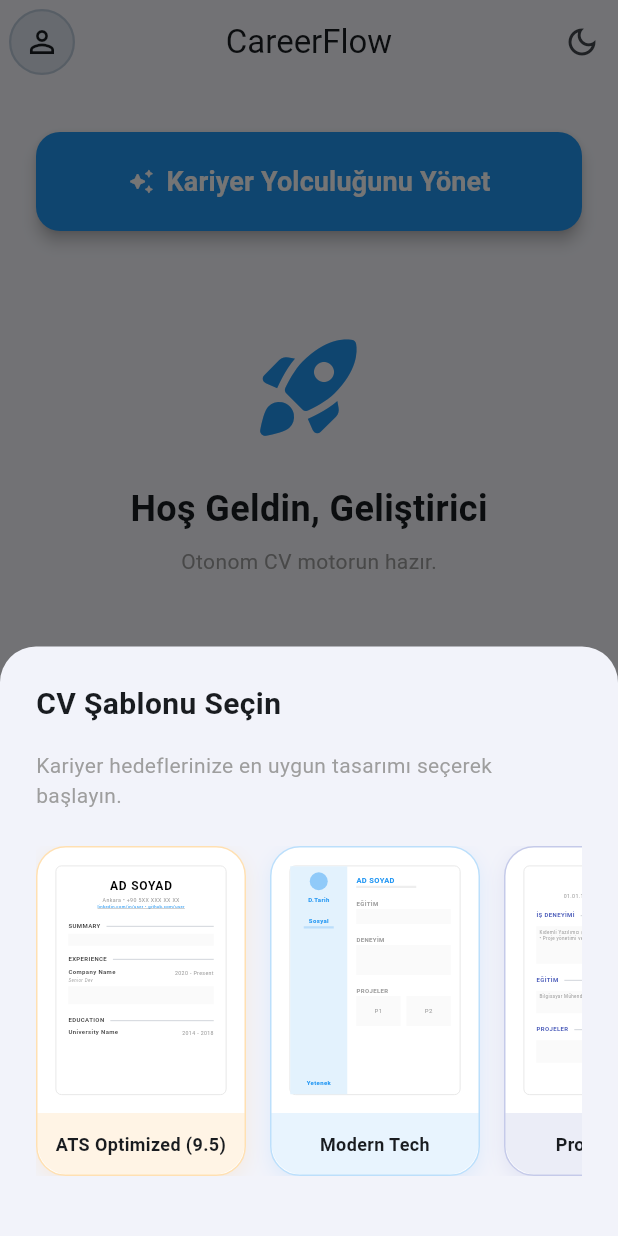
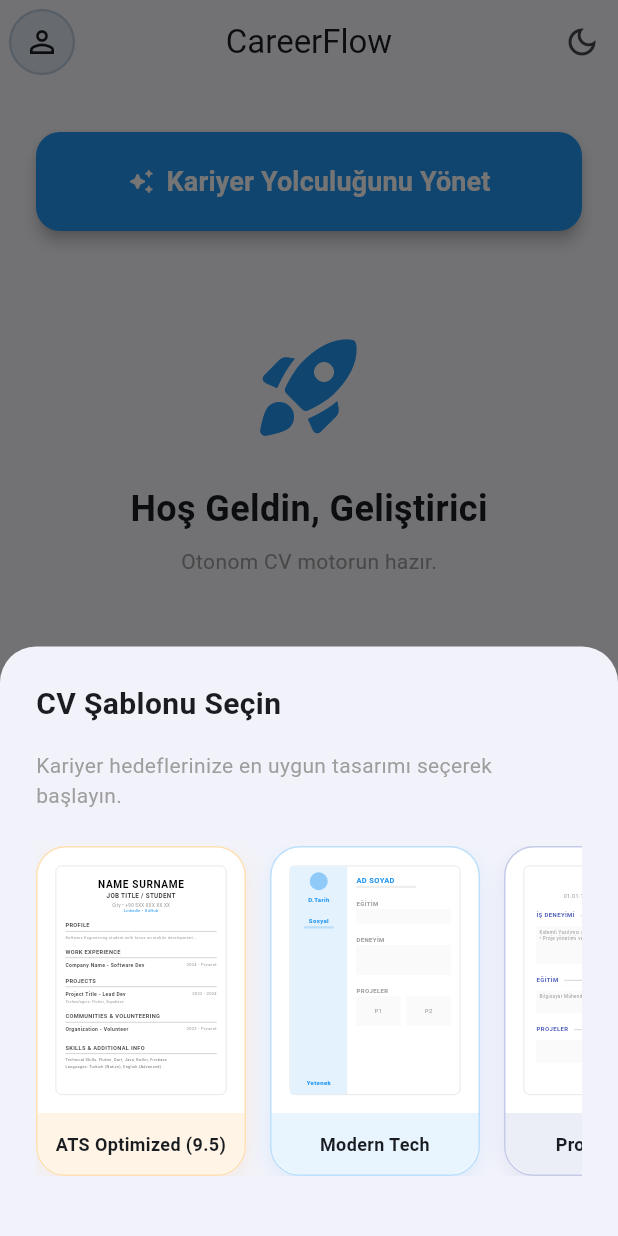
Before and after one commit to toygucakin/CareerFlow, a Flutter app: the screen it shows once a user with an empty profile is signed in, after a tap on the "light mode" icon, after a tap on the "add" icon, on a phone screen of 412 x 824 dp. Run offline on Flutter 3.47's test engine with Material 3 defaults, Android fonts, the phone set to English and light mode, and no system bars; our stand-ins replace dio, flutter_dotenv, flutter_riverpod, font_awesome_flutter, freezed_annotation, google_generative_ai and 5 more; accounts and stored records are empty; generated files the repository leaves out were written again.

Commit message:
feat: improve ATS template preview and fix Java 8 build warnings

```diff
--- a/lib/main.dart
+++ b/lib/main.dart
@@ -622,50 +622,116 @@ class _AtsOptimizedPreview extends StatelessWidget {
         border: Border.all(color: Colors.grey.shade300, width: 0.5),
       ),
       child: Padding(
-        padding: const EdgeInsets.all(8.0),
-        child: Column(
-          children: [
-            // Header: Name
-            const Text('AD SOYAD', style: TextStyle(fontSize: 8, fontWeight: FontWeight.bold, color: Colors.black, letterSpacing: 0.5)),
-            const SizedBox(height: 1),
-            const Text('Ankara • +90 5XX XXX XX XX', style: TextStyle(fontSize: 3.5, color: Colors.grey)),
-            const Text('linkedin.com/in/user • github.com/user', style: TextStyle(fontSize: 2.8, color: Colors.blue, decoration: TextDecoration.underline)),
-            const SizedBox(height: 8),
+        padding: const EdgeInsets.symmetric(horizontal: 6.0, vertical: 8.0),
+        child: FittedBox(
+          fit: BoxFit.scaleDown,
+          alignment: Alignment.topCenter,
+          child: SizedBox(
+            width: 120, // Constrain width for scaling
+            child: Column(
+              children: [
+                // Centered Header
+                const Text('NAME SURNAME',
+                    style: TextStyle(
+                        fontSize: 8,
+                        fontWeight: FontWeight.bold,
+                        color: Colors.black,
+                        letterSpacing: 0.5)),
+                const Text('JOB TITLE / STUDENT',
+                    style: TextStyle(
+                        fontSize: 5,
+                        fontWeight: FontWeight.w600,
+                        color: Colors.black87)),
+                const SizedBox(height: 1),
+                const Text('City • +90 5XX XXX XX XX',
+                    style: TextStyle(fontSize: 3.5, color: Colors.grey)),
+                const Text('LinkedIn • GitHub',
+                    style: TextStyle(fontSize: 3, color: Colors.blue)),
+                const SizedBox(height: 6),
 
-            // Section 1: Professional Summary
-            Align(alignment: Alignment.centerLeft, child: Row(children: [Text('SUMMARY', style: TextStyle(fontSize: 4, fontWeight: FontWeight.bold, color: Colors.black87)), Expanded(child: Divider(indent: 4, height: 1, thickness: 0.5))])),
-            const SizedBox(height: 2),
-            Container(height: 8, width: double.infinity, color: Colors.grey.shade50),
-            const SizedBox(height: 6),
+                // Section: PROFILE
+                _buildSection('PROFILE'),
+                const Align(
+                    alignment: Alignment.centerLeft,
+                    child: Text(
+                        'Software Engineering student with focus on mobile development...',
+                        maxLines: 2,
+                        style: TextStyle(fontSize: 3, color: Colors.grey))),
+                const SizedBox(height: 6),
 
-            // Section 2: Experience
-            Align(alignment: Alignment.centerLeft, child: Row(children: [Text('EXPERIENCE', style: TextStyle(fontSize: 4, fontWeight: FontWeight.bold, color: Colors.black87)), Expanded(child: Divider(indent: 4, height: 1, thickness: 0.5))])),
-            const SizedBox(height: 3),
-            Row(
-              mainAxisAlignment: MainAxisAlignment.spaceBetween,
-              children: [
-                const Text('Company Name', style: TextStyle(fontSize: 4, fontWeight: FontWeight.bold, color: Colors.black87)),
-                const Text('2020 - Present', style: TextStyle(fontSize: 3.5, color: Colors.grey)),
+                // Section: WORK EXPERIENCE
+                _buildSection('WORK EXPERIENCE'),
+                _buildItem('Company Name', 'Software Dev', '2024 - Present'),
+                const SizedBox(height: 6),
+
+                // Section: PROJECTS
+                _buildSection('PROJECTS'),
+                _buildItem('Project Title', 'Lead Dev', '2023 - 2024'),
+                const SizedBox(height: 1),
+                const Align(
+                    alignment: Alignment.centerLeft,
+                    child: Text('Technologies: Flutter, Supabase',
+                        style: TextStyle(
+                            fontSize: 2.8,
+                            fontStyle: FontStyle.italic,
+                            color: Colors.grey))),
+                const SizedBox(height: 6),
+
+                // Section: COMMUNITIES & VOLUNTEERING
+                _buildSection('COMMUNITIES & VOLUNTEERING'),
+                _buildItem('Organization', 'Volunteer', '2023 - Present'),
+                const SizedBox(height: 8),
+
+                // Section: SKILLS & ADDITIONAL INFO
+                _buildSection('SKILLS & ADDITIONAL INFO'),
+                const Align(
+                    alignment: Alignment.centerLeft,
+                    child: Text('Technical Skills: Flutter, Dart, Java, Kotlin, Firebase',
+                        style: TextStyle(fontSize: 3, color: Colors.black87))),
+                const SizedBox(height: 1),
+                const Align(
+                    alignment: Alignment.centerLeft,
+                    child: Text('Languages: Turkish (Native), English (Advanced)',
+                        style: TextStyle(fontSize: 3, color: Colors.black87))),
               ],
             ),
-            const Align(alignment: Alignment.centerLeft, child: Text('Senior Dev', style: TextStyle(fontSize: 3, fontStyle: FontStyle.italic, color: Colors.black54))),
-            const SizedBox(height: 2),
-            Container(height: 12, width: double.infinity, color: Colors.grey.shade50),
-            const SizedBox(height: 8),
-
-            // Section 3: Education
-            Align(alignment: Alignment.centerLeft, child: Row(children: [Text('EDUCATION', style: TextStyle(fontSize: 4, fontWeight: FontWeight.bold, color: Colors.black87)), Expanded(child: Divider(indent: 4, height: 1, thickness: 0.5))])),
-            const SizedBox(height: 2),
-            Row(
-              mainAxisAlignment: MainAxisAlignment.spaceBetween,
-              children: [
-                const Text('University Name', style: TextStyle(fontSize: 4, fontWeight: FontWeight.bold, color: Colors.black87)),
-                const Text('2014 - 2018', style: TextStyle(fontSize: 3.5, color: Colors.grey)),
-              ],
-            ),
-          ],
+          ),
         ),
       ),
     );
   }
+
+  Widget _buildSection(String title) {
+    return Column(
+      crossAxisAlignment: CrossAxisAlignment.start,
+      children: [
+        Text(title,
+            style: const TextStyle(
+                fontSize: 4.5,
+                fontWeight: FontWeight.bold,
+                color: Colors.black87)),
+        const Divider(height: 4, thickness: 0.5, color: Colors.black26),
+        const SizedBox(height: 1),
+      ],
+    );
+  }
+
+  Widget _buildItem(String title, String role, String date) {
+    return Column(
+      crossAxisAlignment: CrossAxisAlignment.start,
+      children: [
+        Row(
+          mainAxisAlignment: MainAxisAlignment.spaceBetween,
+          children: [
+            Text('$title - $role',
+                style: const TextStyle(
+                    fontSize: 4,
+                    fontWeight: FontWeight.w600,
+                    color: Colors.black87)),
+            Text(date, style: const TextStyle(fontSize: 3.2, color: Colors.grey)),
+          ],
+        ),
+      ],
+    );
+  }
 }
```
Also changed, not shown: 1 other file.
